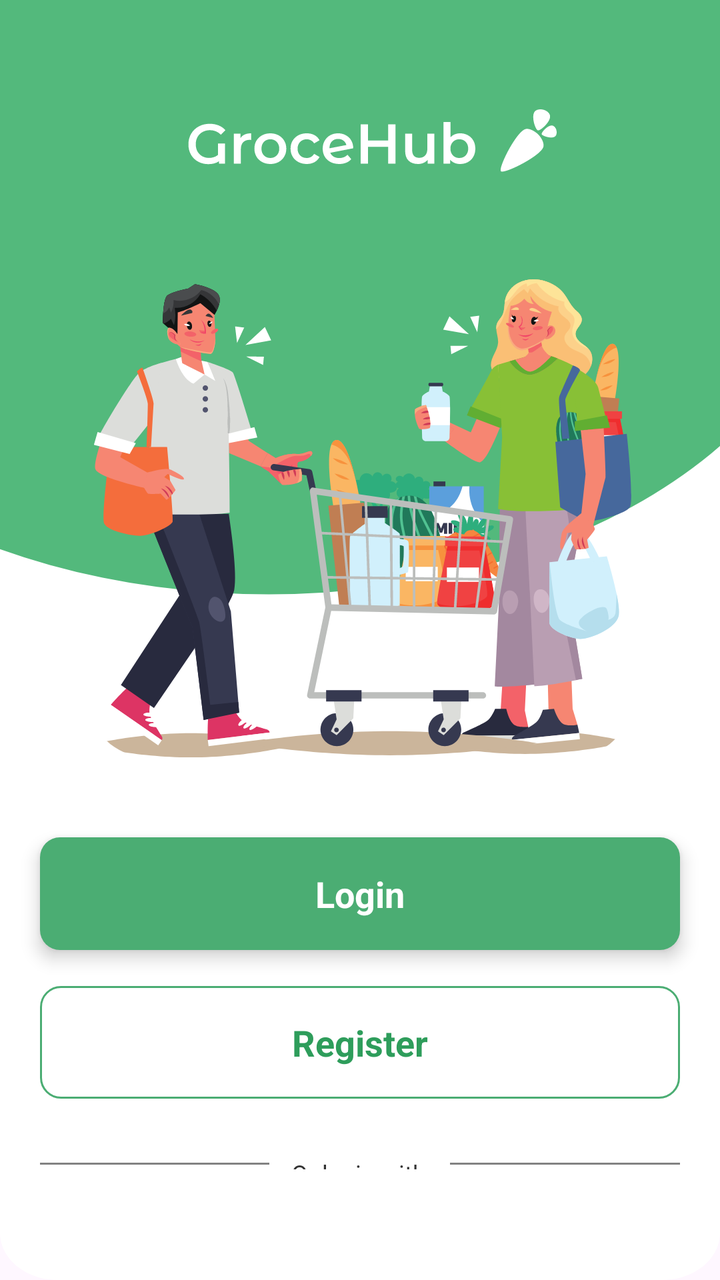
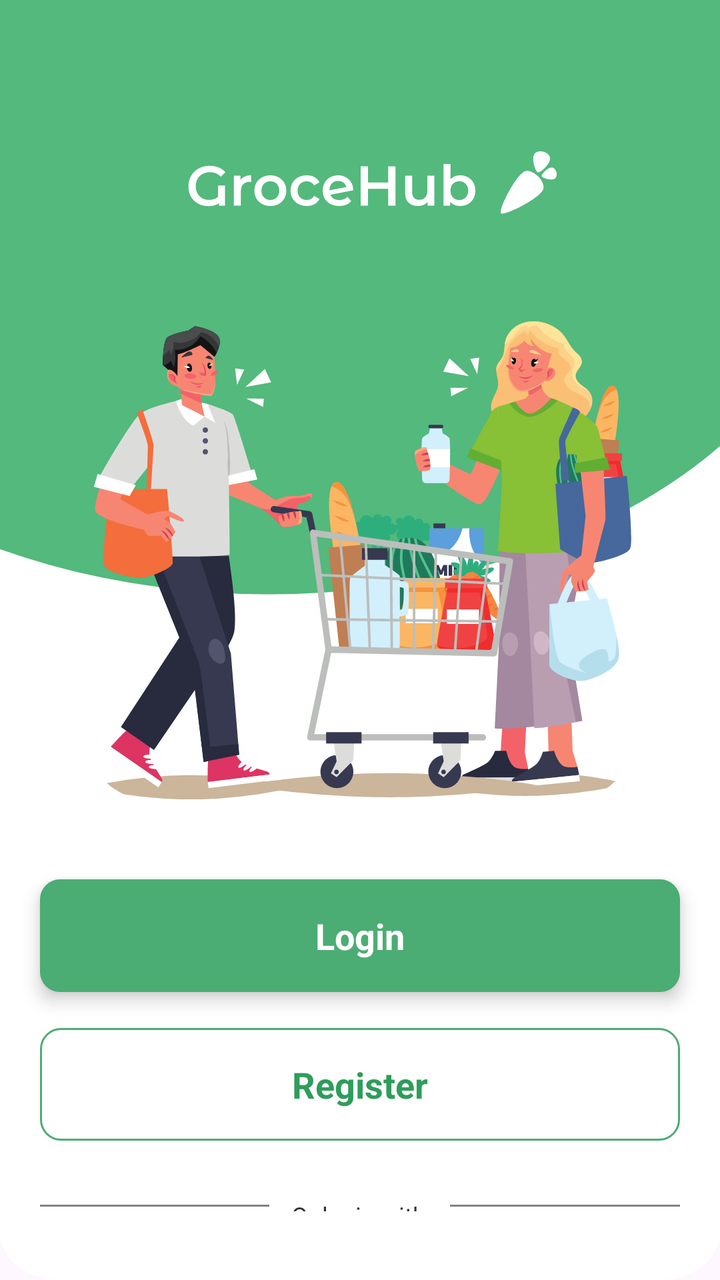

An Android layout rendered at two revisions. The XML below is the earlier revision; the diff shows what the commit changed to produce the second picture.
<!-- AndroidManifest.xml: application theme Theme.GrocHub -->
<!-- res/layout/activity_welcome_page.xml -->
<?xml version="1.0" encoding="utf-8"?>
<LinearLayout xmlns:android="http://schemas.android.com/apk/res/android"
    xmlns:app="http://schemas.android.com/apk/res-auto"
    xmlns:tools="http://schemas.android.com/tools"
    android:layout_width="match_parent"
    android:layout_height="match_parent"
    android:background="@drawable/backgroundgreenelement"
    android:orientation="vertical">

    <LinearLayout
        android:layout_width="match_parent"
        android:layout_height="match_parent"
        android:layout_weight="1"
        android:gravity="center"
        android:orientation="vertical">

        <LinearLayout
            android:layout_width="wrap_content"
            android:layout_height="wrap_content"
            android:layout_gravity="center_horizontal"
            android:layout_marginTop="80dp"
            android:background="@drawable/applogowithname"></LinearLayout>

        <com.google.android.material.imageview.ShapeableImageView
            android:id="@+id/rhk7z7ao5wob"
            android:layout_width="272dp"
            android:layout_height="239dp"
            android:layout_marginTop="50dp"
            android:layout_marginBottom="40dp"
            android:scaleType="fitXY"
            android:src="@drawable/welcomepagepeople"
            app:shapeAppearanceOverlay="@style/cr30" />

        <LinearLayout
            android:id="@+id/rlk57n23g91e"
            android:layout_width="match_parent"
            android:layout_height="wrap_content"
            android:layout_marginHorizontal="20dp"
            android:layout_marginBottom="18dp"
            android:background="@drawable/cr10b4bad73"
            android:clickable="true"
            android:elevation="5dp"
            android:focusable="true"
            android:gravity="center_horizontal"
            android:orientation="vertical"
            android:paddingVertical="16dp">

            <TextView
                android:id="@+id/rpnrs62teuzf"
                android:layout_width="wrap_content"
                android:layout_height="wrap_content"
                android:text="Login"
                android:textColor="#FFFFFF"
                android:textSize="18sp"
                android:textStyle="bold" />
        </LinearLayout>

        <LinearLayout
            android:id="@+id/rwb6g0de0a7"
            android:layout_width="match_parent"
            android:layout_height="wrap_content"
            android:layout_marginHorizontal="20dp"
            android:layout_marginBottom="29dp"
            android:background="@drawable/s4bad73sw1cr10"
            android:clickable="true"
            android:focusable="true"
            android:gravity="center_horizontal"
            android:orientation="vertical"
            android:paddingVertical="16dp">

            <TextView
                android:id="@+id/rkqiok3x2h7g"
                android:layout_width="wrap_content"
                android:layout_height="wrap_content"
                android:text="Register"
                android:textColor="#2E9D5B"
                android:textSize="18sp"
                android:textStyle="bold" />
        </LinearLayout>

        <LinearLayout
            android:id="@+id/r1gn61nubul3"
            android:layout_width="match_parent"
            android:layout_height="wrap_content"
            android:layout_marginHorizontal="20dp"
            android:layout_marginBottom="29dp"
            android:gravity="center_vertical"
            android:orientation="horizontal">

            <LinearLayout
                android:id="@+id/rg93d9wjew7j"
                android:layout_width="0dp"
                android:layout_height="1dp"
                android:layout_marginEnd="11dp"
                android:layout_weight="1"
                android:background="#828282"
                android:orientation="vertical"></LinearLayout>

            <LinearLayout
                android:id="@+id/rmngrragjisg"
                android:layout_width="wrap_content"
                android:layout_height="wrap_content"
                android:layout_marginEnd="12dp"
                android:orientation="vertical"
                android:paddingBottom="1dp">

                <TextView
                    android:id="@+id/rxsniyvgliy"
                    android:layout_width="wrap_content"
                    android:layout_height="wrap_content"
                    android:text="Or login with"
                    android:textColor="#333333"
                    android:textSize="12sp" />
            </LinearLayout>

            <LinearLayout
                android:id="@+id/rb51v6sy5fy4"
                android:layout_width="0dp"
                android:layout_height="1dp"
                android:layout_weight="1"
                android:background="#828282"
                android:orientation="vertical"></LinearLayout>
        </LinearLayout>

        <LinearLayout
            android:id="@+id/rltcgak4gwj"
            android:layout_width="match_parent"
            android:layout_height="wrap_content"
            android:layout_marginHorizontal="20dp"
            android:layout_marginBottom="9dp"
            android:background="@drawable/sbdbdbdsw1cr10"
            android:gravity="center"
            android:orientation="horizontal"
            android:paddingVertical="10dp">

            <TextView
                android:id="@+id/r1p1hbe186zd"
                android:layout_width="wrap_content"
                android:layout_height="wrap_content"
                android:text="Google"
                android:textColor="#4F4F4F"
                android:textSize="14sp" />
        </LinearLayout>

        <LinearLayout
            android:id="@+id/r5sac3nz4x8c"
            android:layout_width="match_parent"
            android:layout_height="wrap_content"
            android:layout_marginHorizontal="20dp"
            android:layout_marginBottom="42dp"
            android:background="@drawable/cr10b2d9cdb"
            android:gravity="center"
            android:orientation="horizontal"
            android:paddingVertical="10dp">

            <TextView
                android:id="@+id/rwq2kb792a4"
                android:layout_width="wrap_content"
                android:layout_height="wrap_content"
                android:text="Facebook"
                android:textColor="#FFFFFF"
                android:textSize="14sp" />
        </LinearLayout>
    </LinearLayout>
</LinearLayout>
<!-- resources referenced by this layout -->
<resources>
  <!-- drawable applogowithname: vector/xml drawable (drawable, 4042 chars, omitted) -->
  <!-- drawable backgroundgreenelement (drawable) -->
  <vector xmlns:android="http://schemas.android.com/apk/res/android"
      android:width="375dp"
      android:height="812dp"
      android:viewportWidth="375"
      android:viewportHeight="812">
      <group>
          <path
              android:fillColor="#FFFFFFFF"
              android:pathData="M0 30c0-16.57 13.43-30 30-30h315c16.57 0 30 13.43 30 30v752c0 16.57-13.43 30-30 30h-315c-16.57 0-30-13.43-30-30z"/>
          <path
              android:fillColor="#FF53B97C"
              android:pathData="M140-112A298 244.5 0 1 0 140 377 298 244.5 0 1 0 140-112z"/>
      </group>
  </vector>
  <!-- drawable cr10b2d9cdb (drawable) -->
  <?xml version="1.0" encoding="UTF-8"?>
  <shape
      xmlns:android="http://schemas.android.com/apk/res/android">
      <solid
          android:color="#2D9CDB"
          />
      <corners
          android:radius="10dp"
          />
  </shape>
  <!-- drawable cr10b4bad73 (drawable) -->
  <?xml version="1.0" encoding="UTF-8"?>
  <shape
      xmlns:android="http://schemas.android.com/apk/res/android">
      <solid
          android:color="#4BAD73"
          />
      <corners
          android:radius="10dp"
          />
  </shape>
  <!-- drawable s4bad73sw1cr10 (drawable) -->
  <?xml version="1.0" encoding="UTF-8"?>
  <shape
      xmlns:android="http://schemas.android.com/apk/res/android">
      <stroke
          android:color="#4BAD73"
          android:width="1dp"
          />
      <corners
          android:radius="10dp"
          />
  </shape>
  <!-- drawable sbdbdbdsw1cr10 (drawable) -->
  <?xml version="1.0" encoding="UTF-8"?>
  <shape
      xmlns:android="http://schemas.android.com/apk/res/android">
      <stroke
          android:color="#BDBDBD"
          android:width="1dp"
          />
      <corners
          android:radius="10dp"
          />
  </shape>
  <!-- drawable welcomepagepeople: vector/xml drawable (drawable, 57945 chars, omitted) -->
  <style name="cr30">
  		<item name="cornerSize">30dp</item>
  	</style>
  <style name="Theme.GrocHub" parent="Base.Theme.GrocHub" />
  <style name="Base.Theme.GrocHub" parent="Theme.Material3.DayNight.NoActionBar">
          
          
      </style>
</resources>

<!-- the commit's change to res/layout/activity_welcome_page.xml (unified diff, before → after) -->
@@ -2,12 +2,14 @@
 <LinearLayout xmlns:android="http://schemas.android.com/apk/res/android"
     xmlns:app="http://schemas.android.com/apk/res-auto"
     xmlns:tools="http://schemas.android.com/tools"
+    android:id="@+id/layout_welcome_root"
     android:layout_width="match_parent"
     android:layout_height="match_parent"
     android:background="@drawable/backgroundgreenelement"
     android:orientation="vertical">
 
     <LinearLayout
+        android:id="@+id/layout_content_container"
         android:layout_width="match_parent"
         android:layout_height="match_parent"
         android:layout_weight="1"
@@ -15,14 +17,14 @@
         android:orientation="vertical">
 
         <LinearLayout
+            android:id="@+id/layout_logo_container"
             android:layout_width="wrap_content"
             android:layout_height="wrap_content"
             android:layout_gravity="center_horizontal"
             android:layout_marginTop="80dp"
-            android:background="@drawable/applogowithname"></LinearLayout>
-
+            android:background="@drawable/applogowithname" />
         <com.google.android.material.imageview.ShapeableImageView
-            android:id="@+id/rhk7z7ao5wob"
+            android:id="@+id/img_welcome_illustration"
             android:layout_width="272dp"
             android:layout_height="239dp"
             android:layout_marginTop="50dp"
@@ -32,7 +34,7 @@
             app:shapeAppearanceOverlay="@style/cr30" />
 
         <LinearLayout
-            android:id="@+id/rlk57n23g91e"
+            android:id="@+id/btn_login_container"
             android:layout_width="match_parent"
             android:layout_height="wrap_content"
             android:layout_marginHorizontal="20dp"
@@ -46,7 +48,7 @@
             android:paddingVertical="16dp">
 
             <TextView
-                android:id="@+id/rpnrs62teuzf"
+                android:id="@+id/tv_login_button"
                 android:layout_width="wrap_content"
                 android:layout_height="wrap_content"
                 android:text="Login"
@@ -56,7 +58,7 @@
         </LinearLayout>
 
         <LinearLayout
-            android:id="@+id/rwb6g0de0a7"
+            android:id="@+id/btn_register_container"
             android:layout_width="match_parent"
             android:layout_height="wrap_content"
             android:layout_marginHorizontal="20dp"
@@ -69,7 +71,7 @@
             android:paddingVertical="16dp">
 
             <TextView
-                android:id="@+id/rkqiok3x2h7g"
+                android:id="@+id/tv_register_button"
                 android:layout_width="wrap_content"
                 android:layout_height="wrap_content"
                 android:text="Register"
@@ -79,7 +81,7 @@
         </LinearLayout>
 
         <LinearLayout
-            android:id="@+id/r1gn61nubul3"
+            android:id="@+id/layout_or_login_with"
             android:layout_width="match_parent"
             android:layout_height="wrap_content"
             android:layout_marginHorizontal="20dp"
@@ -88,16 +90,16 @@
             android:orientation="horizontal">
 
             <LinearLayout
-                android:id="@+id/rg93d9wjew7j"
+                android:id="@+id/line_left"
                 android:layout_width="0dp"
                 android:layout_height="1dp"
                 android:layout_marginEnd="11dp"
                 android:layout_weight="1"
                 android:background="#828282"
-                android:orientation="vertical"></LinearLayout>
+                android:orientation="vertical" />
 
             <LinearLayout
-                android:id="@+id/rmngrragjisg"
+                android:id="@+id/layout_or_text_container"
                 android:layout_width="wrap_content"
                 android:layout_height="wrap_content"
                 android:layout_marginEnd="12dp"
@@ -105,7 +107,7 @@
                 android:paddingBottom="1dp">
 
                 <TextView
-                    android:id="@+id/rxsniyvgliy"
+                    android:id="@+id/tv_or_login_with"
                     android:layout_width="wrap_content"
                     android:layout_height="wrap_content"
                     android:text="Or login with"
@@ -114,16 +116,16 @@
             </LinearLayout>
 
             <LinearLayout
-                android:id="@+id/rb51v6sy5fy4"
+                android:id="@+id/line_right"
                 android:layout_width="0dp"
                 android:layout_height="1dp"
                 android:layout_weight="1"
                 android:background="#828282"
-                android:orientation="vertical"></LinearLayout>
+                android:orientation="vertical" />
         </LinearLayout>
 
         <LinearLayout
-            android:id="@+id/rltcgak4gwj"
+            android:id="@+id/btn_social_google"
             android:layout_width="match_parent"
             android:layout_height="wrap_content"
             android:layout_marginHorizontal="20dp"
@@ -134,32 +136,12 @@
             android:paddingVertical="10dp">
 
             <TextView
-                android:id="@+id/r1p1hbe186zd"
+                android:id="@+id/tv_social_google"
                 android:layout_width="wrap_content"
                 android:layout_height="wrap_content"
                 android:text="Google"
                 android:textColor="#4F4F4F"
                 android:textSize="14sp" />
         </LinearLayout>
-
-        <LinearLayout
-            android:id="@+id/r5sac3nz4x8c"
-            android:layout_width="match_parent"
-            android:layout_height="wrap_content"
-            android:layout_marginHorizontal="20dp"
-            android:layout_marginBottom="42dp"
-            android:background="@drawable/cr10b2d9cdb"
-            android:gravity="center"
-            android:orientation="horizontal"
-            android:paddingVertical="10dp">
-
-            <TextView
-                android:id="@+id/rwq2kb792a4"
-                android:layout_width="wrap_content"
-                android:layout_height="wrap_content"
-                android:text="Facebook"
-                android:textColor="#FFFFFF"
-                android:textSize="14sp" />
-        </LinearLayout>
     </LinearLayout>
 </LinearLayout>
<!-- resource entries referenced after the edit -->
@@ -16,17 +16,6 @@
               android:pathData="M140-112A298 244.5 0 1 0 140 377 298 244.5 0 1 0 140-112z"/>
       </group>
   </vector>
-  <!-- drawable cr10b2d9cdb (drawable) -->
-  <?xml version="1.0" encoding="UTF-8"?>
-  <shape
-      xmlns:android="http://schemas.android.com/apk/res/android">
-      <solid
-          android:color="#2D9CDB"
-          />
-      <corners
-          android:radius="10dp"
-          />
-  </shape>
   <!-- drawable cr10b4bad73 (drawable) -->
   <?xml version="1.0" encoding="UTF-8"?>
   <shape
